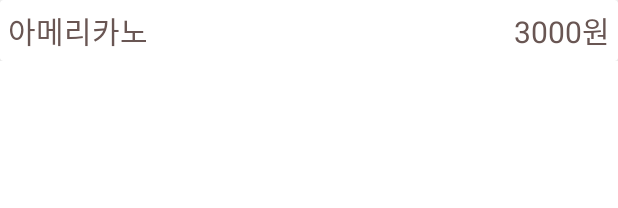
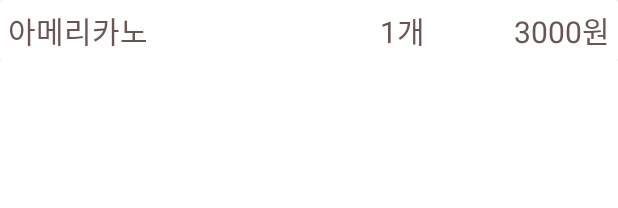
Before and after one commit to Yong-Dd/Team-Peridot, an Android app: the layout payment_item.xml on its own in the app's theme, with its tools: preview values and no code run, on a phone screen of 412 x 824 dp. Shown: the top 208 px of the screen. Run offline under Robolectric (Android 15) with nearby library versions, the phone set to English and light mode, and no system bars; network calls fail.

```diff
--- a/app/src/main/java/com/peridot/o_der/client/CoffeeAdapter.java
+++ b/app/src/main/java/com/peridot/o_der/client/CoffeeAdapter.java
@@ -14,6 +14,7 @@ import android.widget.TextView;
 import androidx.annotation.NonNull;
 import androidx.recyclerview.widget.RecyclerView;
 
+import java.text.DecimalFormat;
 import java.util.ArrayList;
 
 public class CoffeeAdapter extends RecyclerView.Adapter<CoffeeAdapter.ViewHolder>
@@ -47,7 +48,7 @@ public class CoffeeAdapter extends RecyclerView.Adapter<CoffeeAdapter.ViewHolder
 
         TextView coffeename;
         TextView coffeeprice;
-//        public ImageButton menuplusbutton = itemView.findViewById(R.id.menuplusbutton);
+
 
         public ViewHolder(View itemView) {
             super(itemView);
@@ -59,8 +60,7 @@ public class CoffeeAdapter extends RecyclerView.Adapter<CoffeeAdapter.ViewHolder
             Button orderbutton = ((MenuPage)MenuPage.context_menu).findViewById(R.id.orderbutton);
             Animation translateUpAnim = ((MenuPage)MenuPage.context_menu).translateUpAnim;
             LinearLayout fragmentPage = ((MenuPage)MenuPage.context_menu).findViewById(R.id.fragmentPage);
-            //int coffee_position = ((MenuPage)MenuPage.context_menu).coffee_position;
-            //String coffeeid = ((MenuPage)MenuPage.context_menu).coffeeId;
+
 
             menuplusbutton.setOnClickListener(new View.OnClickListener() {
                 @Override
--- a/app/src/main/java/com/peridot/o_der/client/InstagramPage.java
+++ b/app/src/main/java/com/peridot/o_der/client/InstagramPage.java
@@ -29,4 +29,10 @@ public class InstagramPage extends AppCompatActivity {
 
         webView.loadUrl(url);
     }
+
+    @Override
+    public void onBackPressed() {
+        finish();
+        overridePendingTransition(R.anim.login_page_slide_in_left,R.anim.login_page_slide_out_right);
+    }
 }
--- a/app/src/main/res/layout/payment_item.xml
+++ b/app/src/main/res/layout/payment_item.xml
@@ -17,9 +17,9 @@
 
             <TextView
                 android:id="@+id/payment_coffeeName"
-                android:layout_width="wrap_content"
+                android:layout_width="0dp"
                 android:layout_height="wrap_content"
-                android:layout_weight="1"
+                android:layout_weight="2"
                 android:gravity="left"
                 android:paddingLeft="5dp"
                 android:text="아메리카노"
@@ -27,8 +27,17 @@
                 android:textSize="20sp" />
 
             <TextView
+                android:id="@+id/payment_coffeeCount"
+                android:layout_width="35dp"
+                android:layout_height="wrap_content"
+                android:gravity="center_horizontal"
+                android:text="1개"
+                android:textColor="#695653"
+                android:textSize="20sp" />
+
+            <TextView
                 android:id="@+id/payment_coffeePrice"
-                android:layout_width="wrap_content"
+                android:layout_width="0dp"
                 android:layout_height="wrap_content"
                 android:layout_weight="1"
                 android:gravity="right"
```
Also changed, not shown: app/src/main/java/com/peridot/o_der/client/MenuFragment.java (+40 -14 lines), app/src/main/java/com/peridot/o_der/client/MenuPage.java (+40 -12 lines), app/src/main/java/com/peridot/o_der/client/PaymentAdapter.java (+8 -2 lines), app/src/main/java/com/peridot/o_der/client/PaymentPage.java (+16 -14 lines).
